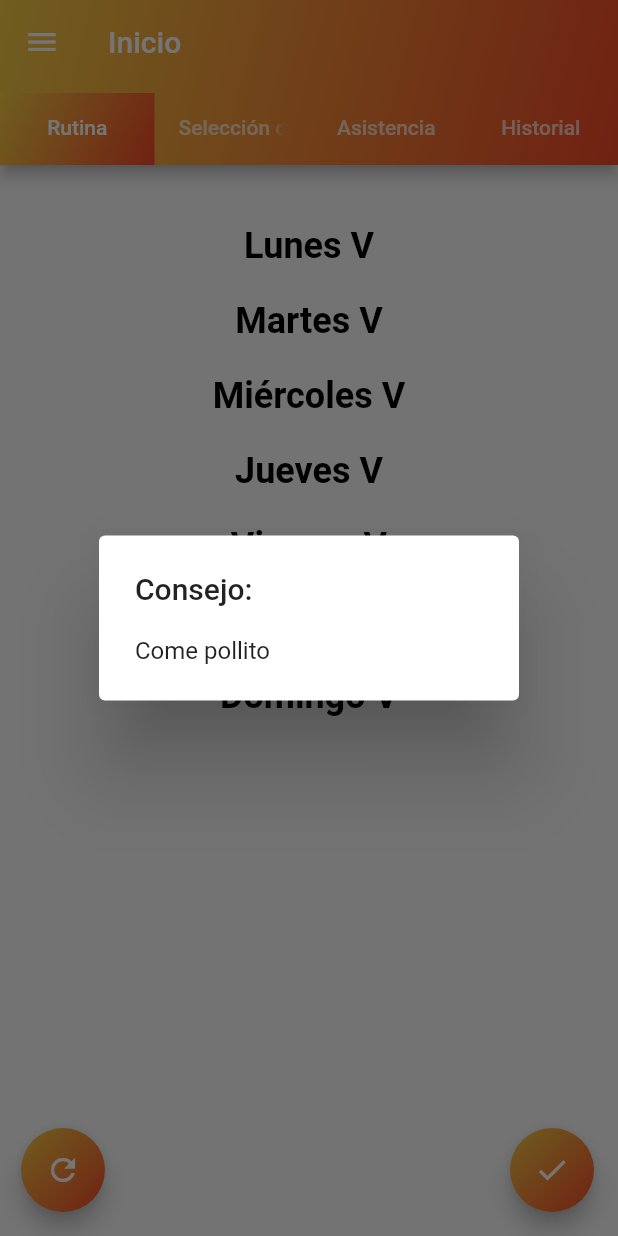
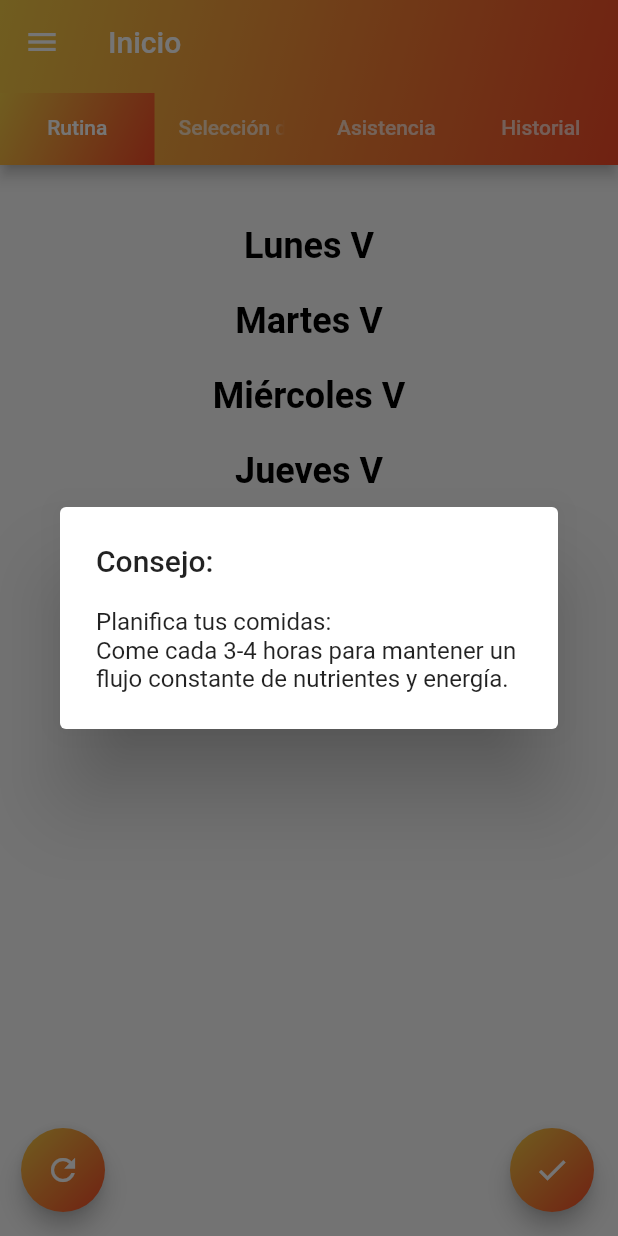
Before and after one commit to Shuy935/gym_h, a Flutter app: the screen it shows once a user with an empty profile is signed in, after a tap on "Lunes V", after a tap on "Martes V", on a phone screen of 412 x 824 dp. Run offline on Flutter 3.47's test engine with Material 2 defaults, Android fonts, the phone set to English and light mode, and no system bars; our stand-ins replace easy_search_bar, email_validator, firebase_auth, firebase_core, parse_server_sdk_flutter, shared_preferences; accounts and stored records are empty; network calls fail.

Commit message:
Consejos

```diff
--- a/lib/widget/interfaces/consejos.dart
+++ b/lib/widget/interfaces/consejos.dart
@@ -33,10 +33,17 @@ class _ConsejosBState extends State<ConsejosB> {
   double top = 200.0;
   double left = 200.0;
   List<String> consejos = [
-    'Come pollito',
-    'Consumir arroz antes de el entrenamiento ayuda al bombeo.',
-    'Asegúrate de consumir las calorias necesarias segun tus propósitos.',
-    'Este es otro consejo xd',
+    'Suplementos: \nSi consideras tomar suplementos, asegúrate de que se alineen con tus necesidades y objetivos. Consulta con un profesional de la salud o un nutricionista antes de tomar cualquier suplemento',
+    'Consume suficientes proteínas: \nSon esenciales para la reparación y el crecimiento muscular. Fuentes: carne, pescado, huevos, lácteos, legumbres, tofu, etc.',
+    'Incluye carbohidratos en tu dieta: \nSon la principal fuente de energía para el ejercicio. Fuentes: arroz, pasta, pan, patatas, frutas, verduras, etc.',
+    'No descuides las grasas saludables: \nAyudan en la absorción de vitaminas y en la producción de hormonas. Fuentes: aguacate, frutos secos, aceite de oliva, pescado graso, etc.',
+    'Hidrátate adecuadamente: \nBebe suficiente agua antes, durante y después del ejercicio para mantener un buen rendimiento y recuperación.',
+    'Planifica tus comidas: \nCome cada 3-4 horas para mantener un flujo constante de nutrientes y energía.',
+    'Consume alimentos ricos en antioxidantes: \nAyudan a reducir el daño muscular y la inflamación. Fuentes: frutas, verduras, frutos secos, especias, etc.',
+    'Evita los alimentos procesados y azucarados: \nOpta por alimentos naturales y evita el exceso de azúcares añadidos.',
+    'No te saltes el desayuno: \nEs una comida importante que te proporciona energía para el día y para tu entrenamiento.',
+    'Cuida la alimentación pre y post-entrenamiento: \nConsume carbohidratos y proteínas antes y después del ejercicio para optimizar el rendimiento y la recuperación.',
+    'Consulta a un profesional: \nUn nutricionista o dietista puede ayudarte a planificar una dieta personalizada según tus objetivos y necesidades',
   ];
 
 //Este es el Show Dialog donde van a ir los consejos so... editar aquí
```
Also changed, not shown: 1 other file.
